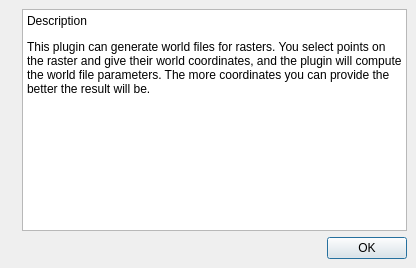
Above: qgis/src/plugins/georeferencer/qgsgeorefdescriptiondialogbase.ui from sourcepole/qgis before the change. Below: the same form after it.
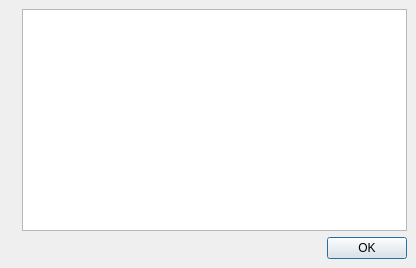
That is the form after the change. Icons and pictures are not drawn.

Commit message: Update georeferencer from gislab SVN, which adds GCP table with errors, new user interface and raster properties configuration (thanks to Maxim Dubinin and Jack R at gis-lab). Part 2/2 of new georeferencer.

```diff
--- a/qgis/src/plugins/georeferencer/qgsgeorefdescriptiondialogbase.ui
+++ b/qgis/src/plugins/georeferencer/qgsgeorefdescriptiondialogbase.ui
@@ -41,13 +41,12 @@
      <property name="readOnly" >
       <bool>true</bool>
      </property>
-     <property name="html" >
-      <string>&lt;!DOCTYPE HTML PUBLIC "-//W3C//DTD HTML 4.0//EN" "http://www.w3.org/TR/REC-html40/strict.dtd">
-&lt;html>&lt;head>&lt;meta name="qrichtext" content="1" />&lt;style type="text/css">
+     <property name="html">
+      <string>&lt;!DOCTYPE HTML PUBLIC &quot;-//W3C//DTD HTML 4.0//EN&quot; &quot;http://www.w3.org/TR/REC-html40/strict.dtd&quot;&gt;
+&lt;html&gt;&lt;head&gt;&lt;meta name=&quot;qrichtext&quot; content=&quot;1&quot; /&gt;&lt;style type=&quot;text/css&quot;&gt;
 p, li { white-space: pre-wrap; }
-&lt;/style>&lt;/head>&lt;body style=" font-family:'Verdana'; font-size:9pt; font-weight:400; font-style:normal;">
-&lt;p style=" margin-top:12px; margin-bottom:12px; margin-left:0px; margin-right:0px; -qt-block-indent:0; text-indent:0px;">Description&lt;/p>
-&lt;p style=" margin-top:12px; margin-bottom:12px; margin-left:0px; margin-right:0px; -qt-block-indent:0; text-indent:0px;">This plugin can generate world files for rasters. You select points on the raster and give their world coordinates, and the plugin will compute the world file parameters. The more coordinates you can provide the better the result will be.&lt;/p>&lt;/body>&lt;/html></string>
+&lt;/style&gt;&lt;/head&gt;&lt;body style=&quot; font-family:'Sans Serif'; font-size:10pt; font-weight:400; font-style:normal;&quot;&gt;
+&lt;p style=&quot;-qt-paragraph-type:empty; margin-top:12px; margin-bottom:12px; margin-left:0px; margin-right:0px; -qt-block-indent:0; text-indent:0px;&quot;&gt;&lt;/p&gt;&lt;/body&gt;&lt;/html&gt;</string>
      </property>
     </widget>
    </item>
```
Left out of the diff: 55 changed lines with no effect on the pictures. The commit also changes 83 other files.
